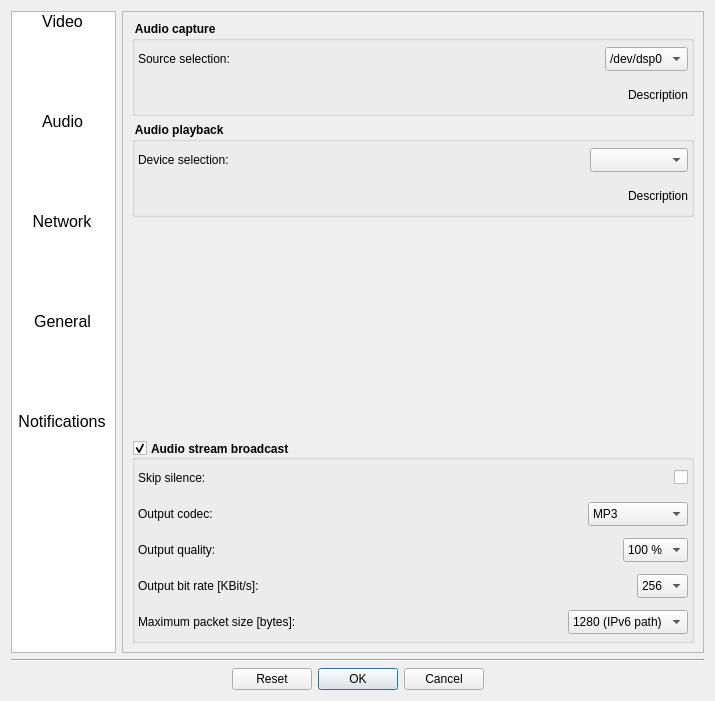
Qt form Homer/forms/Dialogs/ConfigurationDialog.ui (Homer-Conferencing/Homer-Conferencing) before a commit.
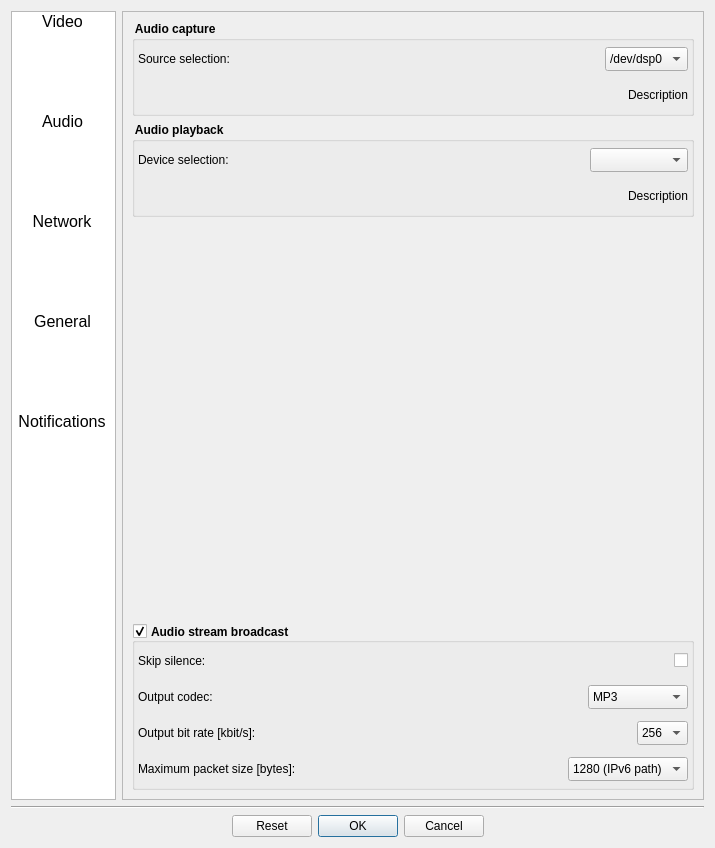
The same form after that commit. The open tabs and pages were chosen to show the change. Icons and pictures are not drawn.

Commit message: - fixed: use kbit/s instead of KBit/s

The edit to the form file:
```diff
--- a/Homer/forms/Dialogs/ConfigurationDialog.ui
+++ b/Homer/forms/Dialogs/ConfigurationDialog.ui
@@ -7,7 +7,7 @@
     <x>0</x>
     <y>0</y>
     <width>715</width>
-    <height>701</height>
+    <height>848</height>
    </rect>
   </property>
   <property name="windowTitle">
@@ -1580,111 +1580,6 @@
               </item>
              </layout>
             </item>
-            <item>
-             <layout class="QHBoxLayout" name="horizontalLayout_10">
-              <item>
-               <widget class="QLabel" name="mLbAudioQuality">
-                <property name="minimumSize">
-                 <size>
-                  <width>210</width>
-                  <height>30</height>
-                 </size>
-                </property>
-                <property name="font">
-                 <font>
-                  <weight>50</weight>
-                  <bold>false</bold>
-                 </font>
-                </property>
-                <property name="text">
-                 <string>Output quality:</string>
-                </property>
-               </widget>
-              </item>
-              <item>
-               <spacer name="horizontalSpacer_7">
-                <property name="orientation">
-                 <enum>Qt::Horizontal</enum>
-                </property>
-                <property name="sizeHint" stdset="0">
-                 <size>
-                  <width>2</width>
-                  <height>20</height>
-                 </size>
-                </property>
-               </spacer>
-              </item>
-              <item>
-               <widget class="QComboBox" name="mCbAudioQuality">
-                <property name="minimumSize">
-                 <size>
-                  <width>0</width>
-                  <height>24</height>
-                 </size>
-                </property>
-                <property name="font">
-                 <font>
-                  <weight>50</weight>
-                  <bold>false</bold>
-                 </font>
-                </property>
-                <property name="currentIndex">
-                 <number>9</number>
-                </property>
-                <item>
-                 <property name="text">
-                  <string>10 %</string>
-                 </property>
-                </item>
-                <item>
-                 <property name="text">
-                  <string>20 %</string>
-                 </property>
-                </item>
-                <item>
-                 <property name="text">
-                  <string>30 %</string>
-                 </property>
-                </item>
-                <item>
-                 <property name="text">
-                  <string>40 %</string>
-                 </property>
-                </item>
-                <item>
-                 <property name="text">
-                  <string>50 %</string>
-                 </property>
-                </item>
-                <item>
-                 <property name="text">
-                  <string>60 %</string>
-                 </property>
-                </item>
-                <item>
-                 <property name="text">
-                  <string>70 %</string>
-                 </property>
-                </item>
-                <item>
-                 <property name="text">
-                  <string>80 %</string>
-                 </property>
-                </item>
-                <item>
-                 <property name="text">
-                  <string>90 %</string>
-                 </property>
-                </item>
-                <item>
-                 <property name="text">
-                  <string>100 %</string>
-                 </property>
-                </item>
-               </widget>
-              </item>
-             </layout>
-            </item>
             <item>
              <layout class="QHBoxLayout" name="horizontalLayout_27">
               <item>
@@ -1702,7 +1597,7 @@
                  </font>
                 </property>
                 <property name="text">
-                 <string>Output bit rate [KBit/s]: </string>
+                 <string>Output bit rate [kbit/s]: </string>
                 </property>
                </widget>
               </item>
```
Left out of the diff: 2 changed lines with no effect on the pictures. The commit also changes 1 other file.
